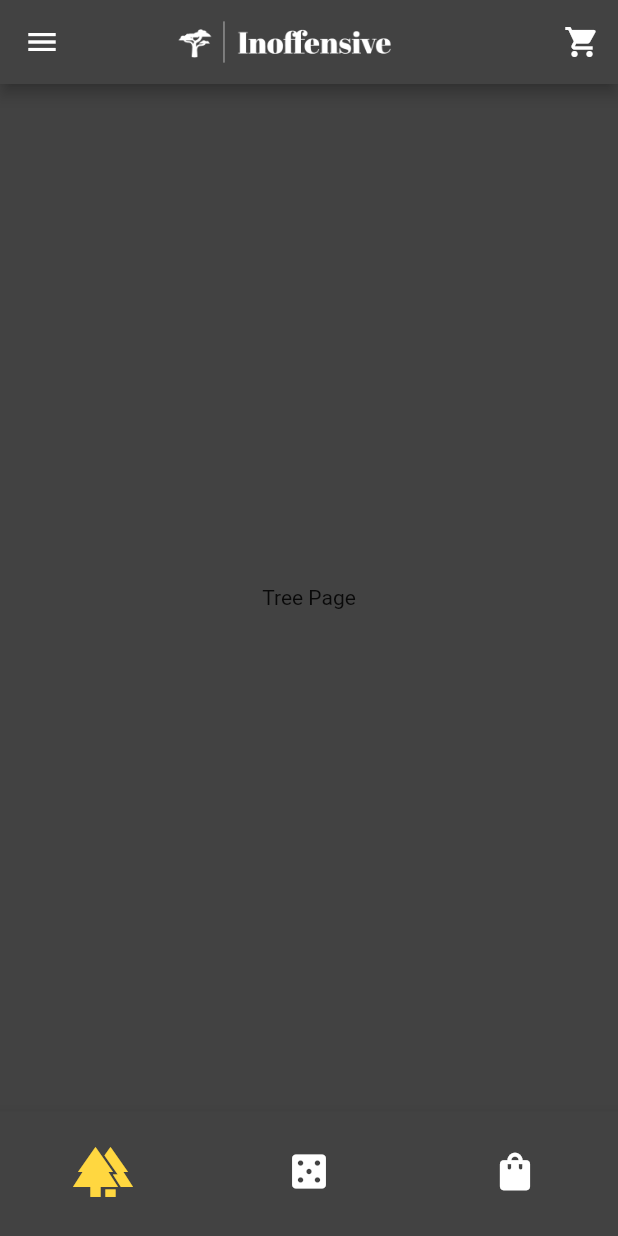
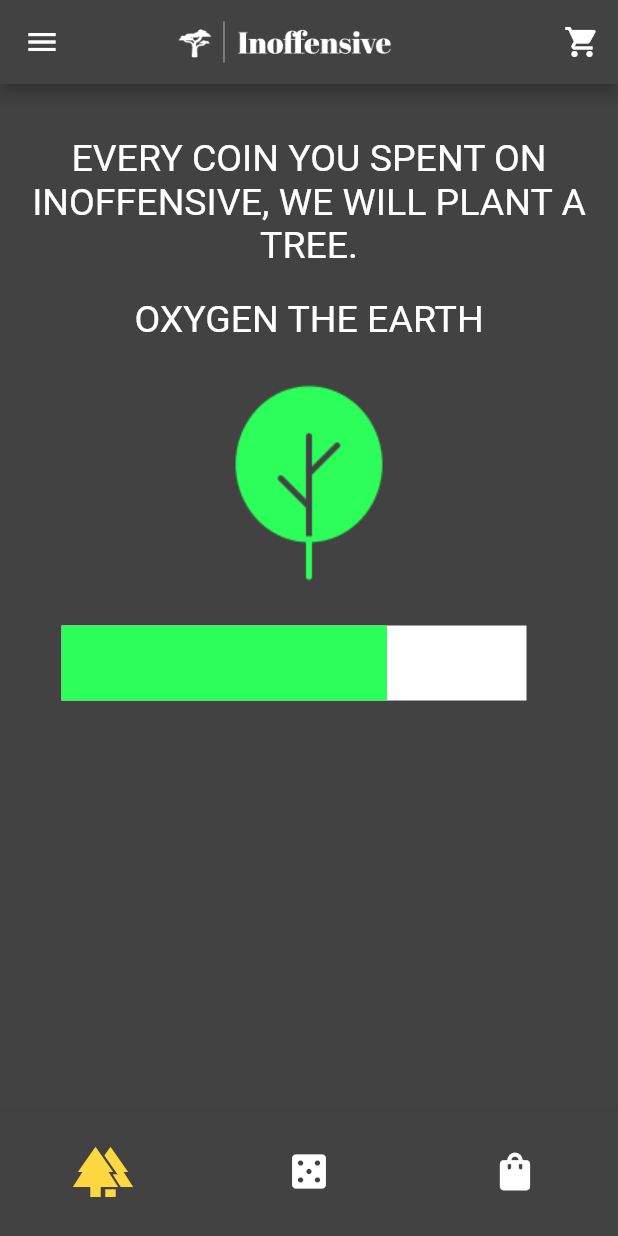
Before and after one commit to alejandrolegra/FlutterApp, a Flutter app: the tree_page screen opened directly, in the side drawer, after a tap on the "shopping cart" icon, on a phone screen of 412 x 824 dp. Run offline on Flutter 3.47's test engine with Material 2 defaults, Android fonts, the light colour scheme and no system bars; drawn by our look-alikes of percent_indicator; network calls fail; Roboto replaces fonts that are missing (OoohBaby).

Commit message:
tree page

```diff
--- a/lib/main_page.dart
+++ b/lib/main_page.dart
@@ -1,9 +1,9 @@
 import 'package:flutter/material.dart';
 import 'package:inoffensive/navbar.dart';
+import 'package:inoffensive/shopcart_page.dart';
 import 'package:inoffensive/tree_page.dart';
 import 'package:inoffensive/shop_page.dart';
-import 'package:flutter/widgets.dart';
-import 'package:flutter/cupertino.dart';
+import 'package:inoffensive/login_page.dart';
 
 class CustomScaffold extends StatelessWidget {
   final Widget body;
@@ -32,7 +32,15 @@ class CustomScaffold extends StatelessWidget {
           ),
         ),
         actions: [
-          IconButton(onPressed: () {}, icon: const Icon(Icons.shopping_cart))
+          IconButton(
+            onPressed: () {
+              Navigator.push(
+                context,
+                MaterialPageRoute(builder: (context) => shopcart_page()),
+              );
+            },
+            icon: const Icon(Icons.shopping_cart),
+          ),
         ],
       ),
       bottomNavigationBar: BottomNavigationBar(
@@ -80,15 +88,9 @@ class _main_pageState extends State<main_page> {
 
   @override
   Widget build(BuildContext context) {
-    return MaterialApp(
-      theme: ThemeData(
-        pageTransitionsTheme: const PageTransitionsTheme(builders: {
-          TargetPlatform.android: CupertinoPageTransitionsBuilder(),
-        }),
-      ),
-      home: CustomScaffold(
+    return CustomScaffold(
       body: const Center(
-          child: Text('Roulette Page Boys'),
+        child: Text('Roulete Page'),
       ),
       selectedIndex: _selectedIndex,
       onItemTapped: (int index) {
@@ -113,7 +115,6 @@ class _main_pageState extends State<main_page> {
             break;
         }
       },
-      ),
     );
   }
 }
--- a/lib/navbar.dart
+++ b/lib/navbar.dart
@@ -1,4 +1,5 @@
 import 'package:flutter/material.dart';
+import 'package:inoffensive/login_page.dart';
 
 class NavBar extends StatelessWidget {
   @override
@@ -10,7 +11,7 @@ class NavBar extends StatelessWidget {
         padding: EdgeInsets.zero,
         children: [
           UserAccountsDrawerHeader(
-            accountName: Text('Oflutter.com'),
+            accountName: Text('Inoffensive.com'),
             accountEmail: Text('example@gmail.com'),
             currentAccountPicture: CircleAvatar(
               child: ClipOval(
@@ -33,15 +34,15 @@ class NavBar extends StatelessWidget {
           ListTile(
             iconColor: Colors.white,
             textColor: Colors.white,
-            leading: Icon(Icons.favorite),
-            title: Text('Favorites'),
+            leading: Icon(Icons.language_rounded),
+            title: Text('Language'),
             onTap: () => null,
           ),
           ListTile(
             iconColor: Colors.white,
             textColor: Colors.white,
             leading: Icon(Icons.person),
-            title: Text('Friends'),
+            title: Text('Account'),
             onTap: () => null,
           ),
           ListTile(
@@ -56,6 +57,23 @@ class NavBar extends StatelessWidget {
             textColor: Colors.white,
             leading: Icon(Icons.notifications),
             title: Text('Request'),
+            onTap: () => null,
+            trailing: ClipOval(
+              child: Container(
+                color: Colors.red,
+                width: 20,
+                height: 20,
+                child: Center(
+                  child: Text(
+                    '3',
+                    style: TextStyle(
+                      color: Colors.white,
+                      fontSize: 12,
+                    ),
+                  ),
+                ),
+              ),
+            ),
           ),
           Divider(color: Colors.grey[300]),
           ListTile(
@@ -78,7 +96,12 @@ class NavBar extends StatelessWidget {
             textColor: Colors.white,
             title: Text('Exit'),
             leading: Icon(Icons.exit_to_app),
-            onTap: () => null,
+            onTap: () {
+              Navigator.push(
+                context,
+                MaterialPageRoute(builder: (context) => LoginPage()),
+              );
+            },
           ),
         ],
       ),
--- /dev/null
+++ b/lib/shopcart_page.dart
@@ -0,0 +1,15 @@
+import 'package:flutter/material.dart';
+
+class shopcart_page extends StatelessWidget {
+  @override
+  Widget build(BuildContext context) {
+    return Scaffold(
+      appBar: AppBar(
+        title: const Text('Nueva pantalla'),
+      ),
+      body: const Center(
+        child: Text('Bienvenido a la nueva pantalla'),
+      ),
+    );
+  }
+}
--- a/lib/tree_page.dart
+++ b/lib/tree_page.dart
@@ -1,6 +1,7 @@
 import 'package:flutter/material.dart';
 import 'package:inoffensive/main_page.dart';
 import 'package:inoffensive/shop_page.dart';
+import 'package:percent_indicator/percent_indicator.dart';
 
 class tree_page extends StatefulWidget {
   @override
@@ -13,8 +14,59 @@ class _tree_pageState extends State<tree_page> {
   @override
   Widget build(BuildContext context) {
     return CustomScaffold(
-      body: const Center(
-        child: Text('Tree Page'),
+      body: SingleChildScrollView(
+        child: Center(
+          child: Column(
+            children: [
+              const SizedBox(height: 35),
+              Padding(
+                padding: const EdgeInsets.symmetric(horizontal: 10.0),
+                child: Text(
+                  'EVERY COIN YOU SPENT ON INOFFENSIVE, WE WILL PLANT A TREE.',
+                  textAlign: TextAlign.center,
+                  style: TextStyle(
+                    color: Colors.white,
+                    fontSize: 25,
+                  ),
+                ),
+              ),
+              const SizedBox(height: 20),
+              Padding(
+                padding: const EdgeInsets.symmetric(horizontal: 10.0),
+                child: Text(
+                  'OXYGEN THE EARTH',
+                  textAlign: TextAlign.center,
+                  style: TextStyle(
+                    color: Colors.white,
+                    fontSize: 25,
+                  ),
+                ),
+              ),
+              const SizedBox(height: 20),
+              Padding(
+                padding: const EdgeInsets.symmetric(horizontal: 20.0),
+                child: Center(
+                  child: Container(child: Image.asset('images/leaf.png')),
+                ),
+              ),
+              const SizedBox(height: 20),
+              Padding(
+                padding: const EdgeInsets.symmetric(horizontal: 31.0),
+                child: Center(
+                  child: LinearPercentIndicator(
+                    animation: true,
+                    animationDuration: 2000,
+                    lineHeight: 50,
+                    width: 330,
+                    percent: 0.7,
+                    progressColor: Color(0xFF2CFF5A),
+                    backgroundColor: Colors.white,
+                  ),
+                ),
+              )
+            ],
+          ),
+        ),
       ),
       selectedIndex: _selectedIndex,
       onItemTapped: (int index) {
--- a/pubspec.yaml
+++ b/pubspec.yaml
@@ -36,6 +36,7 @@ dependencies:
   # The following adds the Cupertino Icons font to your application.
   # Use with the CupertinoIcons class for iOS style icons.
   cupertino_icons: ^1.0.2
+  percent_indicator: ^4.2.2
 
 dev_dependencies:
   flutter_test:
@@ -62,6 +63,7 @@ flutter:
   # To add assets to your application, add an assets section, like this:
   assets:
     - images/logo.png
+    - images/leaf.png
     - lib/images/
   # An image asset can refer to one or more resolution-specific "variants", see
   # https://flutter.dev/assets-and-images/#resolution-aware
```
Also changed, not shown: images/leaf.png (added), pubspec.lock. Lines whose indentation alone changed are shown as unchanged.
